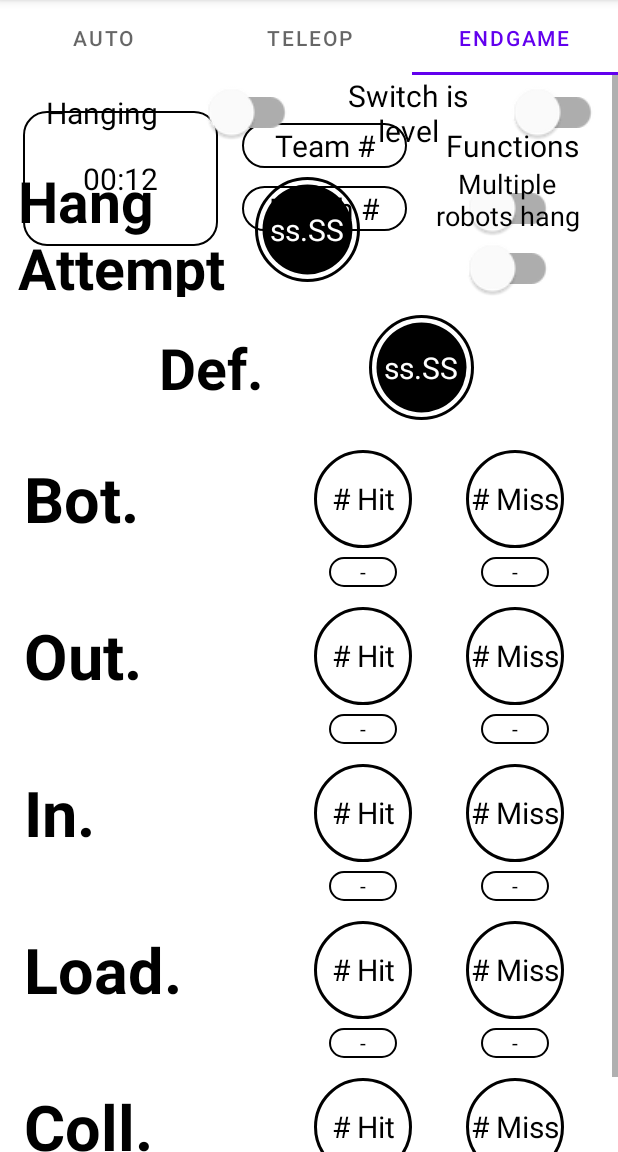
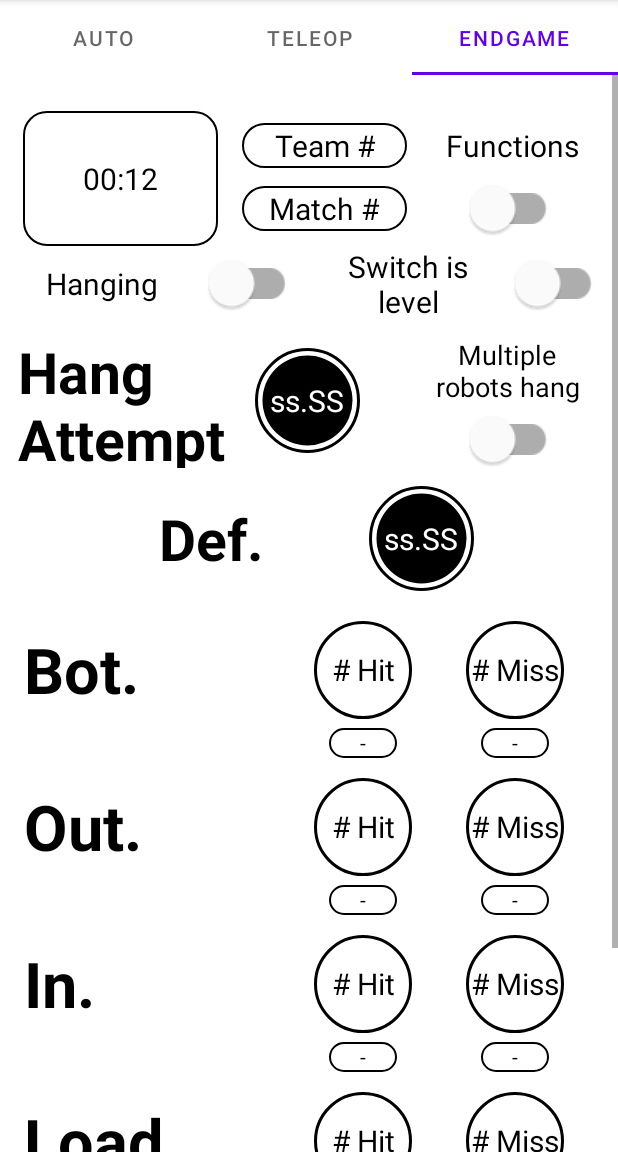
Before and after one commit to EverGreen7112/Treetop, an Android app: the screen it shows after launch (SC_ScoutingForm), tab 3 chosen, on a phone screen of 412 x 824 dp, the part 84-1236 px from its top. Run offline under Robolectric (Android 15) with nearby library versions, the phone set to English and light mode, and no system bars; our stand-ins replace Firebase (no records; nobody signed in at launch, a user with empty details on screens opened directly).

Commit message:
`[✓] ref(ui/scout/frag/form):  add frag tags, fix stage tags in ids`

```diff
--- a/app/src/main/res/layout/activity_tab_end_sc.xml
+++ b/app/src/main/res/layout/activity_tab_end_sc.xml
@@ -35,7 +35,7 @@
         android:textSize="20sp"
         app:layout_constraintEnd_toStartOf="@id/sc_form_end_hanging_switch"
         app:layout_constraintStart_toStartOf="parent"
-        app:layout_constraintTop_toBottomOf="@+id/sc_form_frag_auto_header" />
+        app:layout_constraintTop_toBottomOf="@+id/sc_form_frag_end_header" />
 
     <com.google.android.material.switchmaterial.SwitchMaterial
         android:id="@+id/sc_form_end_hanging_switch"
@@ -163,7 +163,7 @@
     <!-- POWERCELL COUNTERS -->
 
     <fragment class="com.evergreen.treetop.ui.fragments.form.SC_FormCountersFragment"
-        android:id="@+id/sc_form_end_counters"
+        android:id="@+id/sc_form_frag_end_counters"
         android:layout_width="match_parent"
         android:layout_height="wrap_content"
         android:layout_marginTop="8dp"
```
Also changed, not shown: app/src/main/res/layout/activity_tab_teleop_sc.xml (+5 -5 lines).
